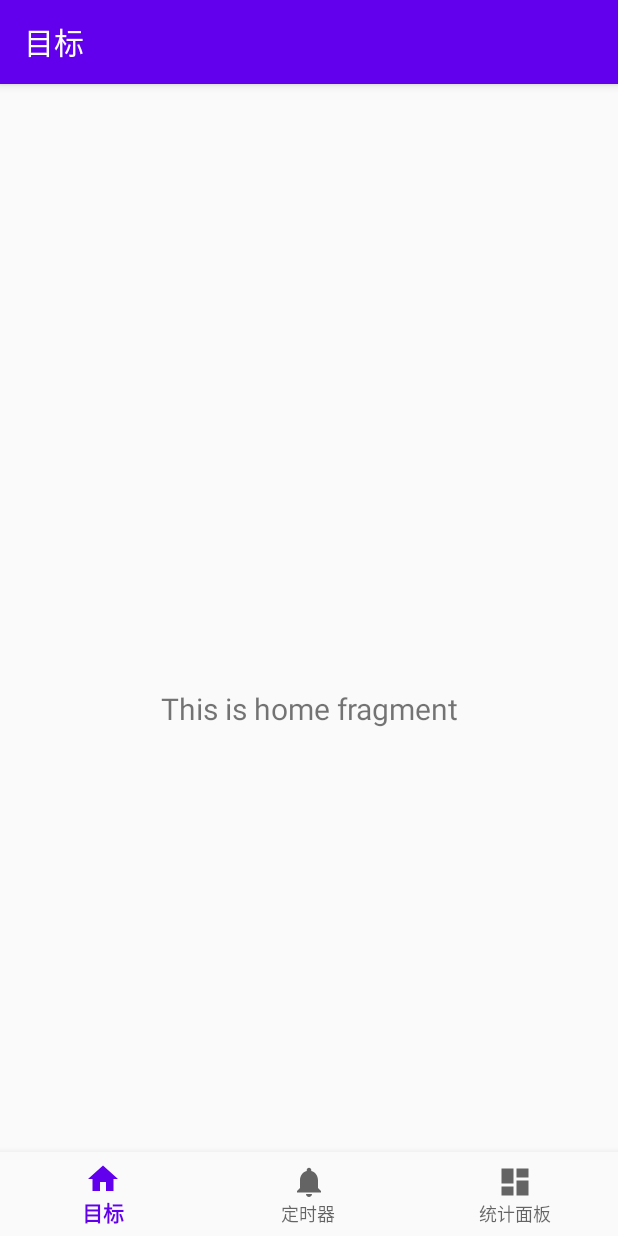
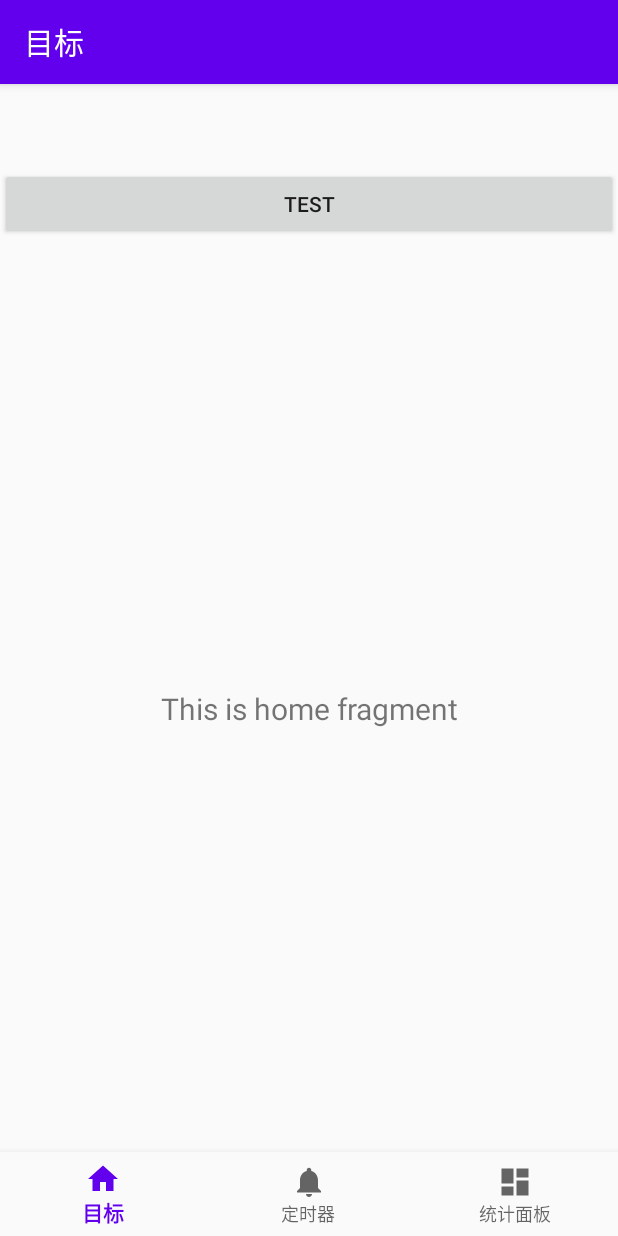
Before and after one commit to focus617/Pomodoro, an Android app: the screen it shows after launch (MainActivity), on a phone screen of 412 x 824 dp. Run offline under Robolectric (Android 15) with nearby library versions, the phone set to English and light mode, and no system bars; our stand-ins replace navigation-ui.

Commit message:
Improvement for navigation with parameter 'project' from home to notification Fragment.

```diff
--- a/app/build.gradle
+++ b/app/build.gradle
@@ -1,4 +1,5 @@
 apply plugin: 'com.android.application'
+apply plugin: "androidx.navigation.safeargs"
 
 android {
     compileSdkVersion 29
--- a/app/src/main/java/com/example/pomodoro/ui/home/HomeFragment.java
+++ b/app/src/main/java/com/example/pomodoro/ui/home/HomeFragment.java
@@ -4,6 +4,7 @@ import android.os.Bundle;
 import android.view.LayoutInflater;
 import android.view.View;
 import android.view.ViewGroup;
+import android.widget.Button;
 import android.widget.TextView;
 
 import androidx.annotation.NonNull;
@@ -11,6 +12,7 @@ import androidx.annotation.Nullable;
 import androidx.fragment.app.Fragment;
 import androidx.lifecycle.Observer;
 import androidx.lifecycle.ViewModelProviders;
+import androidx.navigation.Navigation;
 
 import com.example.pomodoro.R;
 
@@ -23,6 +25,7 @@ public class HomeFragment extends Fragment {
         homeViewModel =
                 ViewModelProviders.of(this).get(HomeViewModel.class);
         View root = inflater.inflate(R.layout.fragment_home, container, false);
+
         final TextView textView = root.findViewById(R.id.text_home);
         homeViewModel.getText().observe(getViewLifecycleOwner(), new Observer<String>() {
             @Override
@@ -30,6 +33,19 @@ public class HomeFragment extends Fragment {
                 textView.setText(s);
             }
         });
+
+        final Button test_btn = root.findViewById(R.id.test_btn_home);
+        test_btn.setOnClickListener(new View.OnClickListener() {
+            @Override
+            public void onClick(View v) {
+                // 从目标 home 向 定时器 notification 传递参数：项目
+                String prj = "Learn Android";
+                HomeFragmentDirections.ActionNavigationHomeToNavigationNotifications action =
+                        HomeFragmentDirections.actionNavigationHomeToNavigationNotifications(prj);
+                Navigation.findNavController(test_btn).navigate(action);
+            }
+        });
         return root;
     }
+
 }
--- a/app/src/main/java/com/example/pomodoro/ui/notifications/NotificationsFragment.java
+++ b/app/src/main/java/com/example/pomodoro/ui/notifications/NotificationsFragment.java
@@ -17,17 +17,22 @@ import com.example.pomodoro.R;
 public class NotificationsFragment extends Fragment {
 
     private NotificationsViewModel notificationsViewModel;
+    private String prj;
 
     public View onCreateView(@NonNull LayoutInflater inflater,
                              ViewGroup container, Bundle savedInstanceState) {
         notificationsViewModel =
                 ViewModelProviders.of(this).get(NotificationsViewModel.class);
         View root = inflater.inflate(R.layout.fragment_notifications, container, false);
+
+        // 获取目标 homeFragment 传递的参数： project
+        prj = NotificationsFragmentArgs.fromBundle(getArguments()).getProject();
+
         final TextView textView = root.findViewById(R.id.text_notifications);
         notificationsViewModel.getText().observe(getViewLifecycleOwner(), new Observer<String>() {
             @Override
             public void onChanged(@Nullable String s) {
-                textView.setText(s);
+                textView.setText(prj);
             }
         });
         return root;
--- a/app/src/main/res/layout/fragment_home.xml
+++ b/app/src/main/res/layout/fragment_home.xml
@@ -19,4 +19,13 @@
         app:layout_constraintEnd_toEndOf="parent"
         app:layout_constraintStart_toStartOf="parent"
         app:layout_constraintTop_toTopOf="parent" />
+
+    <Button
+        android:id="@+id/test_btn_home"
+        android:layout_width="match_parent"
+        android:layout_height="wrap_content"
+        android:text="test"
+        android:gravity="center"
+        tools:ignore="MissingConstraints">
+    </Button>
 </androidx.constraintlayout.widget.ConstraintLayout>
--- a/app/src/main/res/navigation/mobile_navigation.xml
+++ b/app/src/main/res/navigation/mobile_navigation.xml
@@ -9,7 +9,28 @@
         android:id="@+id/navigation_home"
         android:name="com.example.pomodoro.ui.home.HomeFragment"
         android:label="@string/title_home"
-        tools:layout="@layout/fragment_home" />
+        tools:layout="@layout/fragment_home">
+        <action
+            android:id="@+id/action_navigation_home_to_navigation_notifications"
+            app:destination="@id/navigation_notifications"/>
+<!-- 添加动画效果，问题是没有找到以下资源的定义
+            app:enterAnim="@anim/slide_in_right"
+            app:exitAnim="@anim/slide_out_left"
+            app:popEnterAnim="@anim/slide_in_left"
+            app:popExitAnim="@anim/slide_out_right" />-->
+
+    </fragment>
+
+    <fragment
+        android:id="@+id/navigation_notifications"
+        android:name="com.example.pomodoro.ui.notifications.NotificationsFragment"
+        android:label="@string/title_notifications"
+        tools:layout="@layout/fragment_notifications" >
+        <argument
+            android:name="project"
+            app:argType="string"
+            app:nullable="true" />
+    </fragment>
 
     <fragment
         android:id="@+id/navigation_dashboard"
@@ -17,9 +38,4 @@
         android:label="@string/title_dashboard"
         tools:layout="@layout/fragment_dashboard" />
 
-    <fragment
-        android:id="@+id/navigation_notifications"
-        android:name="com.example.pomodoro.ui.notifications.NotificationsFragment"
-        android:label="@string/title_notifications"
-        tools:layout="@layout/fragment_notifications" />
 </navigation>
--- a/build.gradle
+++ b/build.gradle
@@ -6,7 +6,7 @@ buildscript {
     }
     dependencies {
         classpath "com.android.tools.build:gradle:4.0.0"
-
+        classpath "androidx.navigation:navigation-safe-args-gradle-plugin:2.2.2"
         // NOTE: Do not place your application dependencies here; they belong
         // in the individual module build.gradle files
     }
```
